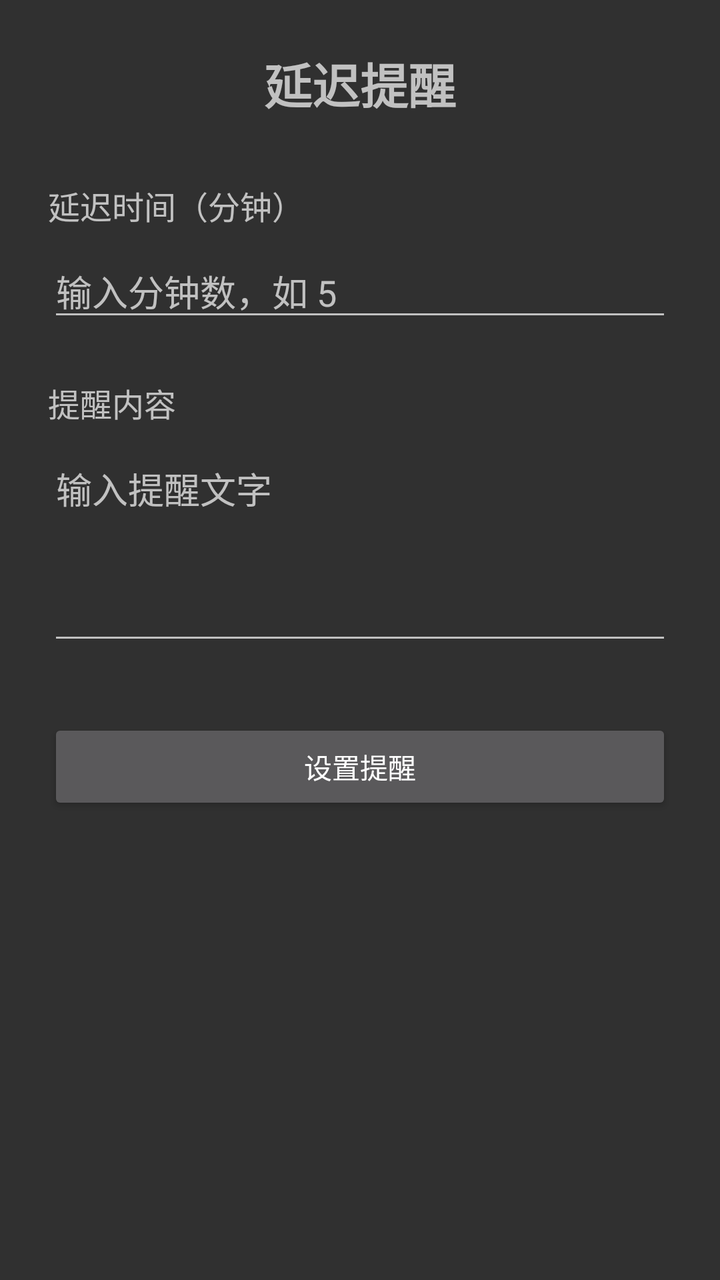
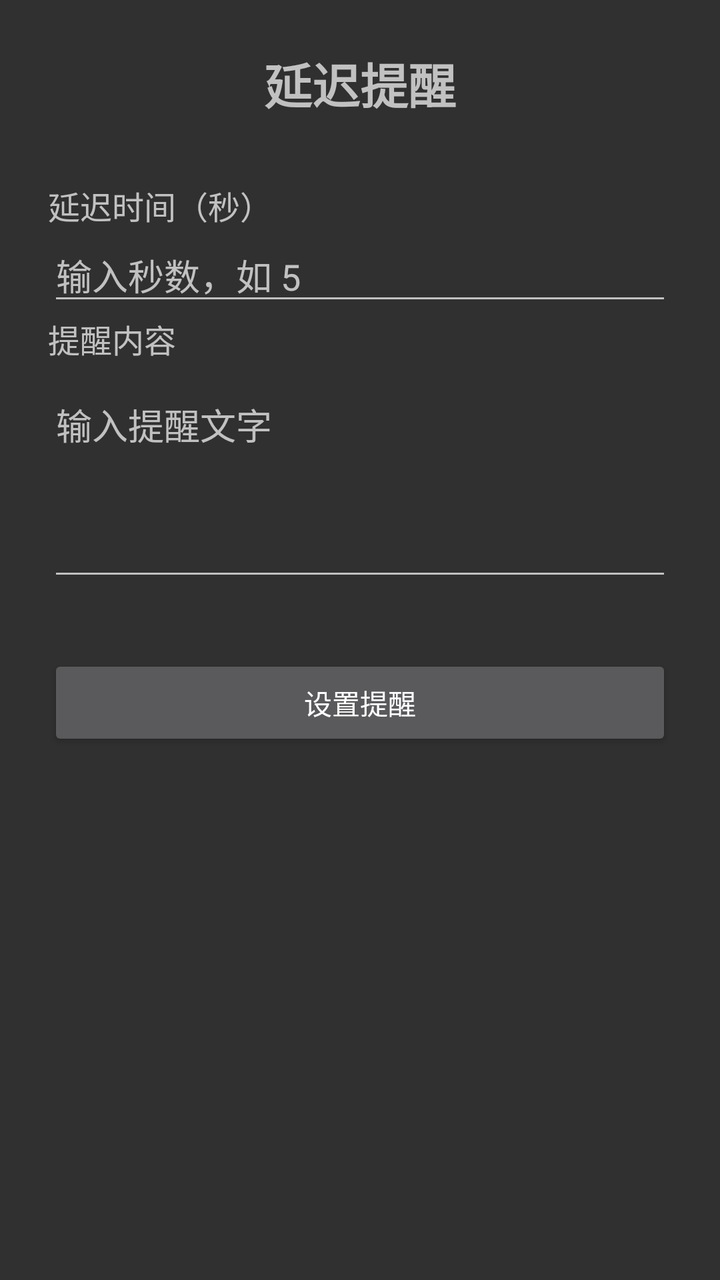

Two renders of the same Android screen: before a commit and after it. Below are the layout's source before the change and the commit's diff.
<!-- AndroidManifest.xml: application theme Theme.AppCompat -->
<!-- res/layout/activity_main.xml -->
<?xml version="1.0" encoding="utf-8"?>
<LinearLayout xmlns:android="http://schemas.android.com/apk/res/android"
    android:layout_width="match_parent"
    android:layout_height="match_parent"
    android:orientation="vertical"
    android:padding="24dp">

    <TextView
        android:layout_width="wrap_content"
        android:layout_height="wrap_content"
        android:text="延迟提醒"
        android:textSize="24sp"
        android:textStyle="bold"
        android:layout_marginBottom="32dp"
        android:layout_gravity="center_horizontal"/>

    <TextView
        android:layout_width="match_parent"
        android:layout_height="wrap_content"
        android:text="延迟时间（分钟）"
        android:textSize="16sp"
        android:layout_marginBottom="8dp"/>

    <EditText
        android:id="@+id/etMinutes"
        android:layout_width="match_parent"
        android:layout_height="wrap_content"
        android:inputType="number"
        android:hint="输入分钟数，如 5"
        android:layout_marginBottom="24dp"/>

    <TextView
        android:layout_width="match_parent"
        android:layout_height="wrap_content"
        android:text="提醒内容"
        android:textSize="16sp"
        android:layout_marginBottom="8dp"/>

    <EditText
        android:id="@+id/etMessage"
        android:layout_width="match_parent"
        android:layout_height="wrap_content"
        android:hint="输入提醒文字"
        android:minLines="4"
        android:gravity="top|start"
        android:inputType="textMultiLine"
        android:layout_marginBottom="32dp"/>

    <Button
        android:id="@+id/btnSchedule"
        android:layout_width="match_parent"
        android:layout_height="wrap_content"
        android:text="设置提醒"/>

</LinearLayout>
<!-- resources referenced by this layout -->
<resources>

</resources>

<!-- the commit's change to res/layout/activity_main.xml (unified diff, before → after) -->
@@ -17,17 +17,17 @@
     <TextView
         android:layout_width="match_parent"
         android:layout_height="wrap_content"
-        android:text="延迟时间（分钟）"
+        android:text="延迟时间（秒）"
         android:textSize="16sp"
-        android:layout_marginBottom="8dp"/>
+        android:layout_bottom="8dp"/>
 
     <EditText
-        android:id="@+id/etMinutes"
+        android:id="@+id/etSeconds"
         android:layout_width="match_parent"
         android:layout_height="wrap_content"
         android:inputType="number"
-        android:hint="输入分钟数，如 5"
-        android:layout_marginBottom="24dp"/>
+        android:hint="输入秒数，如 5"
+        android:layout_bottom="24dp"/>
 
     <TextView
         android:layout_width="match_parent"
